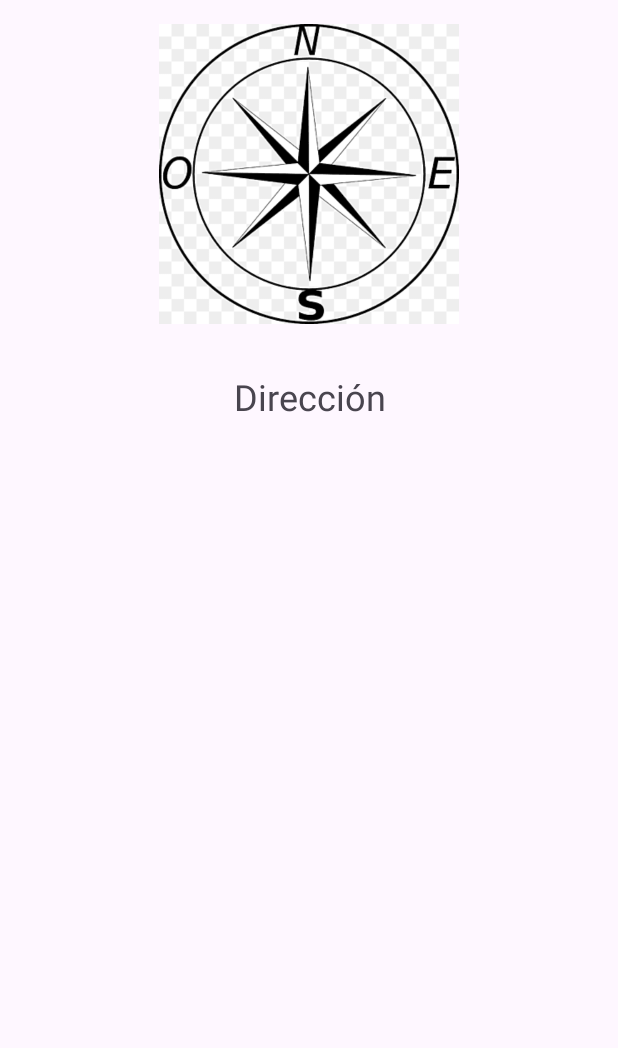
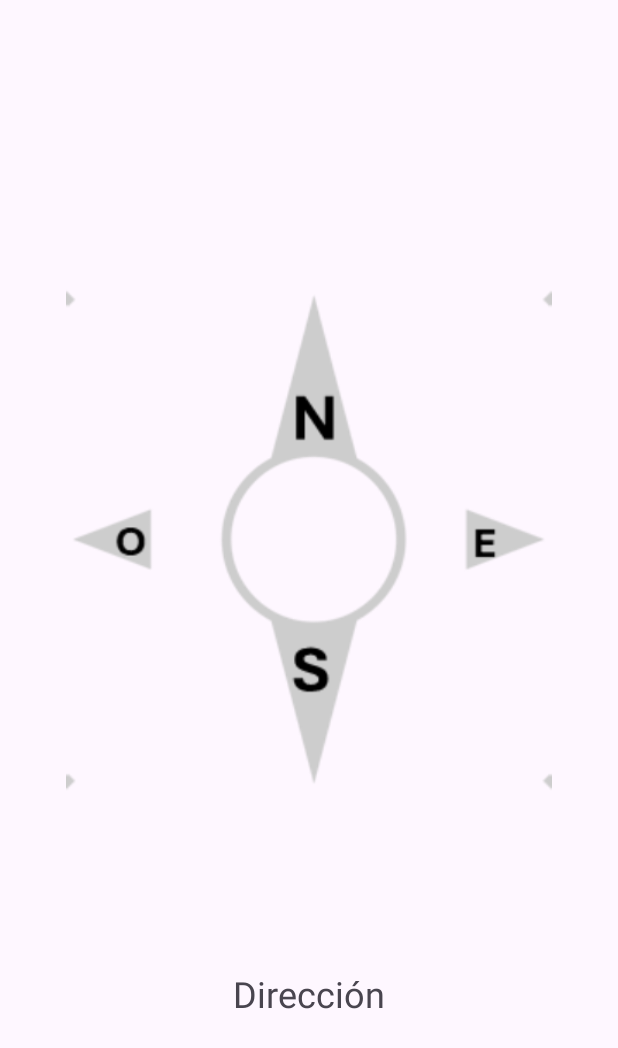
Before and after one commit to Alexis0800/BrujulaAuditiva, an Android app: the screen it shows after launch (MainActivity), on a phone screen of 412 x 824 dp. Shown: the top 1048 px of the screen. Run offline under Robolectric (Android 15) with nearby library versions, the light colour scheme and no system bars.

Commit message:
Nueva imagen png y tamanio modificado

```diff
--- a/app/src/main/res/layout/activity_main.xml
+++ b/app/src/main/res/layout/activity_main.xml
@@ -8,26 +8,30 @@
     tools:context=".MainActivity">
 
     <!-- ImageView para mostrar la brújula -->
+
+    <!-- TextView para mostrar los grados y la dirección cardinal -->
+
     <ImageView
         android:id="@+id/compassImage"
-        android:layout_width="200dp"
-        android:layout_height="200dp"
-        android:layout_marginTop="16dp"
-        android:src="@drawable/brujula"
-    app:layout_constraintTop_toTopOf="parent"
-    app:layout_constraintStart_toStartOf="parent"
-    app:layout_constraintEnd_toEndOf="parent" />
+        android:layout_width="325dp"
+        android:layout_height="338dp"
+        android:layout_marginTop="192dp"
+        android:src="@drawable/brujulav1"
+        app:layout_constraintEnd_toEndOf="parent"
+        app:layout_constraintHorizontal_bias="0.497"
+        app:layout_constraintStart_toStartOf="parent"
+        app:layout_constraintTop_toTopOf="parent" />
 
-    <!-- TextView para mostrar los grados y la dirección cardinal -->
     <TextView
         android:id="@+id/directionText"
         android:layout_width="wrap_content"
         android:layout_height="wrap_content"
+        android:layout_marginTop="116dp"
         android:text="Dirección"
+        android:textAlignment="center"
         android:textSize="24sp"
-        android:layout_marginTop="32dp"
-        app:layout_constraintTop_toBottomOf="@id/compassImage"
+        app:layout_constraintEnd_toEndOf="parent"
+        app:layout_constraintHorizontal_bias="0.498"
         app:layout_constraintStart_toStartOf="parent"
-        app:layout_constraintEnd_toEndOf="parent"
-        android:textAlignment="center" />
+        app:layout_constraintTop_toBottomOf="@id/compassImage" />
 </androidx.constraintlayout.widget.ConstraintLayout>
```
Also changed, not shown: app/src/main/res/drawable/brujulav1.png (added), 1 other file.
